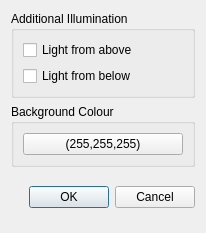
Before: the Qt Designer form DataView/VisPrefs.ui in ufz/ogs, drawn with Qt 5.
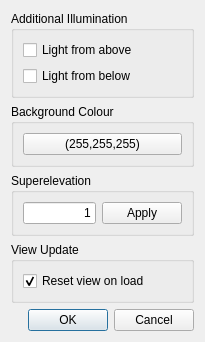
After: the same form once the commit is applied. Custom widgets are drawn as their Qt base class.

Commit message: Resetting the camera on loading / unloading can be switched off in the visualization settings. Subclassed QSlider to show the value as a tooltip

The edit to the form file:
```diff
--- a/DataView/VisPrefs.ui
+++ b/DataView/VisPrefs.ui
@@ -6,14 +6,14 @@
    <rect>
     <x>0</x>
     <y>0</y>
-    <width>206</width>
-    <height>233</height>
+    <width>205</width>
+    <height>332</height>
    </rect>
   </property>
   <property name="windowTitle">
    <string>Visualisation Settings</string>
   </property>
-  <layout class="QVBoxLayout" name="verticalLayout_3">
+  <layout class="QVBoxLayout" name="verticalLayout_4">
    <item>
     <widget class="QGroupBox" name="LightBox">
      <property name="title">
@@ -53,6 +53,63 @@
      </layout>
     </widget>
    </item>
+   <item>
+    <widget class="QGroupBox" name="SuperelevationBox">
+     <property name="title">
+      <string>Superelevation</string>
+     </property>
+     <layout class="QHBoxLayout" name="horizontalLayout">
+      <item>
+       <widget class="QLineEdit" name="superelevationLineEdit">
+        <property name="sizePolicy">
+         <sizepolicy hsizetype="Preferred" vsizetype="Fixed">
+          <horstretch>0</horstretch>
+          <verstretch>0</verstretch>
+         </sizepolicy>
+        </property>
+        <property name="toolTip">
+         <string>Specify the superelevation factor. Click on the button to apply.</string>
+        </property>
+        <property name="text">
+         <string>1</string>
+        </property>
+        <property name="alignment">
+         <set>Qt::AlignRight|Qt::AlignTrailing|Qt::AlignVCenter</set>
+        </property>
+       </widget>
+      </item>
+      <item>
+       <widget class="QPushButton" name="superelevationPushButton">
+        <property name="text">
+         <string>Apply</string>
+        </property>
+       </widget>
+      </item>
+     </layout>
+    </widget>
+   </item>
+   <item>
+    <widget class="QGroupBox" name="ViewUpdateBox">
+     <property name="title">
+      <string>View Update</string>
+     </property>
+     <layout class="QVBoxLayout" name="verticalLayout_3">
+      <item>
+       <widget class="QCheckBox" name="loadShowAllCheckBox">
+        <property name="toolTip">
+         <string>Resizes view to show the entire scene when loading new data.</string>
+        </property>
+        <property name="text">
+         <string>Reset view on load</string>
+        </property>
+        <property name="checked">
+         <bool>true</bool>
+        </property>
+       </widget>
+      </item>
+     </layout>
+    </widget>
+   </item>
    <item>
     <widget class="QDialogButtonBox" name="buttonBox">
      <property name="sizePolicy">
```
The commit also changes 11 other files.
